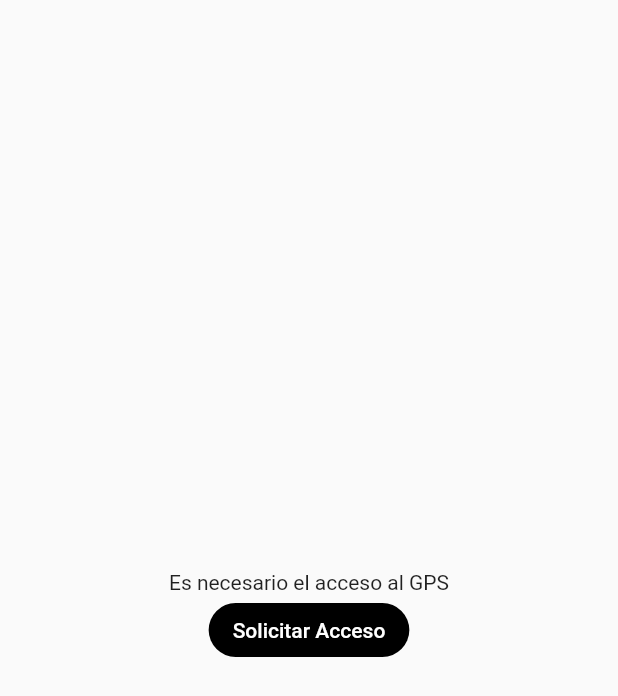
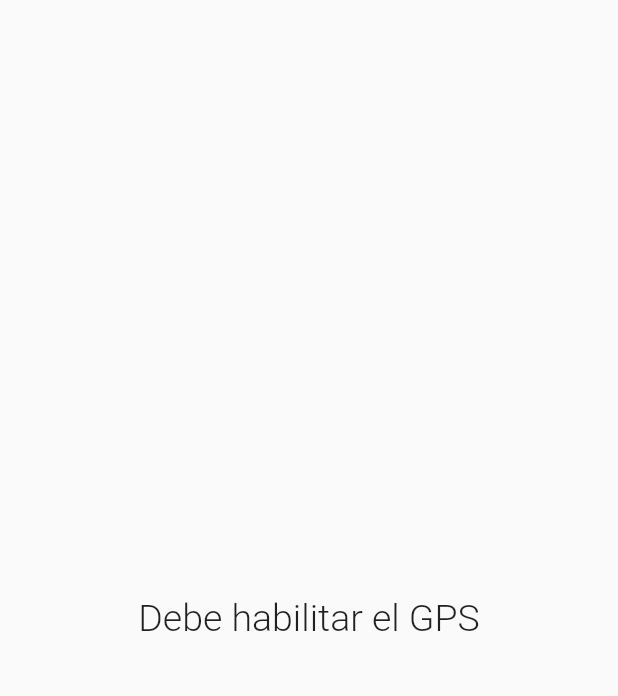
Before and after one commit to xavieracostapolo/maps_app_sample, a Flutter app: the screen it shows after launch, on a phone screen of 412 x 824 dp. Shown: the top 696 px of the screen. Run offline on Flutter 3.47's test engine with Material 2 defaults, Android fonts, the phone set to English and light mode, and no system bars; our stand-ins replace bloc, equatable, flutter_bloc.

Commit message:
Implementacion inicial del bloc

```diff
--- /dev/null
+++ b/maps_app_sample/lib/blocs/blocs.dart
@@ -0,0 +1 @@
+export 'gps/gps_bloc.dart';
--- /dev/null
+++ b/maps_app_sample/lib/blocs/gps/gps_bloc.dart
@@ -0,0 +1,14 @@
+import 'package:bloc/bloc.dart';
+import 'package:equatable/equatable.dart';
+
+part 'gps_event.dart';
+part 'gps_state.dart';
+
+class GpsBloc extends Bloc<GpsEvent, GpsState> {
+  GpsBloc()
+      : super(const GpsState(isGpsEnabled: false, isGpsPermissionGranted: false)) {
+    on<GpsEvent>((event, emit) {
+      // TODO: implement event handler
+    });
+  }
+}
--- /dev/null
+++ b/maps_app_sample/lib/blocs/gps/gps_event.dart
@@ -0,0 +1,8 @@
+part of 'gps_bloc.dart';
+
+abstract class GpsEvent extends Equatable {
+  const GpsEvent();
+
+  @override
+  List<Object> get props => [];
+}
--- /dev/null
+++ b/maps_app_sample/lib/blocs/gps/gps_state.dart
@@ -0,0 +1,12 @@
+part of 'gps_bloc.dart';
+
+class GpsState extends Equatable {
+  final bool isGpsEnabled;
+  final bool isGpsPermissionGranted;
+
+  const GpsState(
+      {required this.isGpsEnabled, required this.isGpsPermissionGranted});
+
+  @override
+  List<Object> get props => [isGpsEnabled, isGpsPermissionGranted];
+}
--- a/maps_app_sample/lib/screens/gps_access_screen.dart
+++ b/maps_app_sample/lib/screens/gps_access_screen.dart
@@ -1,12 +1,20 @@
 import 'package:flutter/material.dart';
+import 'package:flutter_bloc/flutter_bloc.dart';
+import 'package:maps_app_sample/blocs/blocs.dart';
 
 class GpsAccessScreen extends StatelessWidget {
   const GpsAccessScreen({Key? key}) : super(key: key);
 
   @override
   Widget build(BuildContext context) {
-    return const Scaffold(
-      body: Center(child: _AccessButton()),
+    return Scaffold(
+      body: Center(child: BlocBuilder<GpsBloc, GpsState>(
+        builder: (context, state) {
+          return !state.isGpsEnabled
+              ? const _EnabledGpsMessage()
+              : const _AccessButton();
+        },
+      )),
     );
   }
 }
```
Also changed, not shown: maps_app_sample/lib/main.dart (+11 -5 lines), maps_app_sample/pubspec.yaml (+1 -6 lines), maps_app_sample/pubspec.lock.
